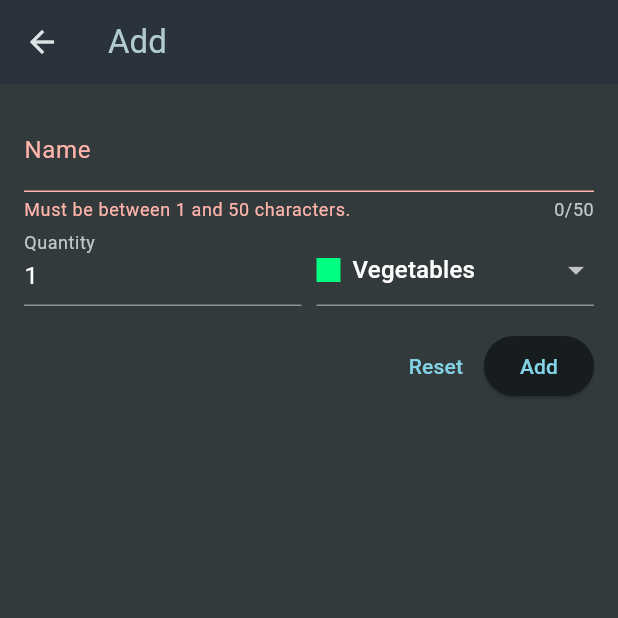
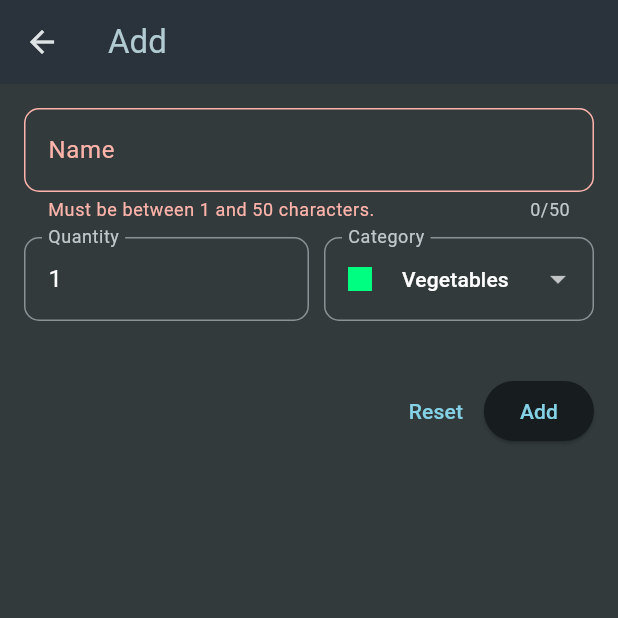
Before and after one commit to Nevelin-W/shopping_list_app, a Flutter app: the NewItemScreen screen opened directly, after a tap on "Add", on a phone screen of 412 x 824 dp, the top half of it. Run offline on Flutter 3.47's test engine with Material 3 defaults, Android fonts, the phone set to English and light mode, and no system bars; our stand-ins replace google_fonts.

Commit message:
remove undo funtionality added + theme changes

```diff
--- a/shopping_list_app/lib/screens/new_item.dart
+++ b/shopping_list_app/lib/screens/new_item.dart
@@ -50,6 +50,18 @@ class _NewItemScreenState extends State<NewItemScreen> {
     }
   }
 
+  String? _validateQuantity(String? value) {
+    if (value == null ||
+        value.isEmpty ||
+        value.trim().isEmpty ||
+        int.tryParse(value) == null ||
+        int.tryParse(value)! <= 0) {
+      return 'Invalid quantity.';
+    }
+
+    return null;
+  }
+
   @override
   Widget build(BuildContext context) {
     return Scaffold(
@@ -70,6 +82,11 @@ class _NewItemScreenState extends State<NewItemScreen> {
                     controller: _nameController,
                     maxLength: 50,
                     decoration: const InputDecoration(
+                      border: OutlineInputBorder(
+                        borderRadius: BorderRadius.all(
+                          Radius.circular(10),
+                        ),
+                      ),
                       label: Text('Name'),
                     ),
                     validator: (value) {
@@ -85,34 +102,43 @@ class _NewItemScreenState extends State<NewItemScreen> {
                       _enteredName = value!;
                     },
                   ),
+                  const SizedBox(height: 10),
                   Row(
                     crossAxisAlignment: CrossAxisAlignment.end,
                     children: [
                       Expanded(
                         child: TextFormField(
                           decoration: const InputDecoration(
+                            border: OutlineInputBorder(
+                              borderRadius: BorderRadius.all(
+                                Radius.circular(10),
+                              ),
+                            ),
+                            helperText: ' ',
                             label: Text('Quantity'),
                           ),
                           keyboardType: TextInputType.number,
                           initialValue: '1',
-                          validator: (value) {
-                            if (value == null ||
-                                value.isEmpty ||
-                                value.trim().isEmpty ||
-                                int.tryParse(value) == null ||
-                                int.tryParse(value)! <= 0) {
-                              return 'Invalid quantity.';
-                            }
-                            return null;
-                          },
+                          validator: _validateQuantity,
                           onSaved: (value) {
                             _enteredQuantity = int.parse(value!);
                           },
                         ),
                       ),
                       const SizedBox(width: 10),
-                      Expanded(
+                      SizedBox(
+                        width: 180,
                         child: DropdownButtonFormField(
+                          decoration: const InputDecoration(
+                            errorStyle: TextStyle(height: 0),
+                            border: OutlineInputBorder(
+                              borderRadius: BorderRadius.all(
+                                Radius.circular(10),
+                              ),
+                            ),
+                            helperText: ' ',
+                            label: Text('Category'),
+                          ),
                           value: _selectedCategory,
                           items: [
                             for (final category in categories.entries)
@@ -125,8 +151,11 @@ class _NewItemScreenState extends State<NewItemScreen> {
                                       height: 16,
                                       color: category.value.color,
                                     ),
-                                    const SizedBox(width: 8),
-                                    Text(category.value.title),
+                                    const SizedBox(width: 20),
+                                    Text(category.value.title,
+                                        style: Theme.of(context)
+                                            .textTheme
+                                            .labelLarge),
                                   ],
                                 ),
                               )
@@ -151,8 +180,8 @@ class _NewItemScreenState extends State<NewItemScreen> {
                         },
                       ),
                       ElevatedButton(
+                        onPressed: _saveItem,
                         child: const Text('Add'),
-                        onPressed: _saveItem,
                       ),
                     ],
                   )
```
Also changed, not shown: shopping_list_app/lib/screens/grocery_list.dart (+39 -2 lines), shopping_list_app/lib/widgets/grocery_item.dart (+27 -3 lines).
